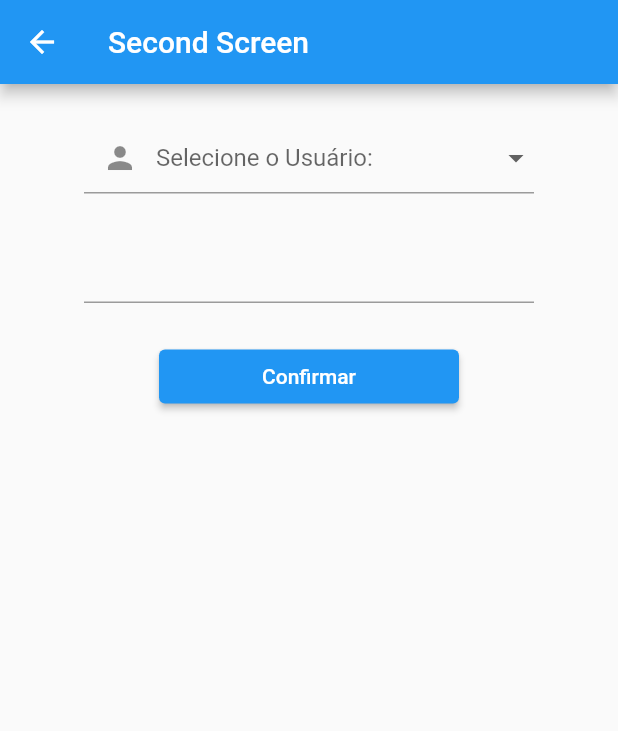
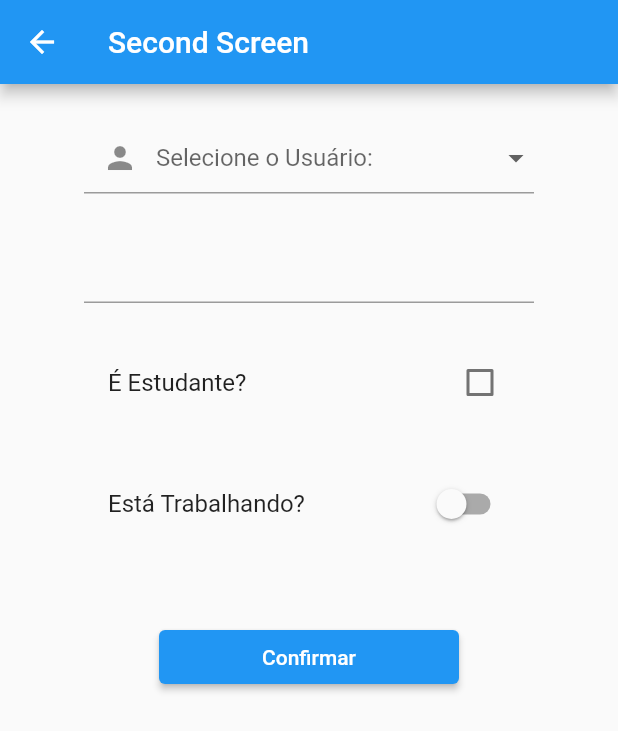
Before and after one commit to tomazjr/widgets_examples, a Flutter app: the SecondScreen screen opened directly, on a phone screen of 412 x 824 dp. Shown: the top 731 px of the screen. Run offline on Flutter 3.47's test engine with Material 2 defaults, Android fonts, the light colour scheme and no system bars.

Commit message:
Created custom checkbox and switch list tile widgets

```diff
--- /dev/null
+++ b/lib/custom_checkbox_list_tile.dart
@@ -0,0 +1,34 @@
+import 'package:flutter/material.dart';
+
+class CustomCheckboxListTile extends StatelessWidget {
+  final bool? value;
+  final ValueChanged<bool?>? onChanged;
+  final Widget? title;
+  final Color? tileColor;
+  const CustomCheckboxListTile({
+    super.key,
+    required this.value,
+    required this.onChanged,
+    this.title,
+    this.tileColor,
+  });
+
+  @override
+  Widget build(BuildContext context) {
+    /// A CheckboxListTile requires a Material widget ancestor in the tree
+    /// to paint itself on, which is typically provided by the app's Scaffold.
+    return Material(
+      child: SizedBox(
+        width: 300,
+        child: CheckboxListTile(
+          value: value,
+          onChanged: (bool? newValue) {
+            onChanged!(newValue);
+          },
+          title: title,
+          tileColor: tileColor,
+        ),
+      ),
+    );
+  }
+}
--- /dev/null
+++ b/lib/custom_switch_list_tile.dart
@@ -0,0 +1,34 @@
+import 'package:flutter/material.dart';
+
+class CustomSwitchListTile extends StatelessWidget {
+  final bool value;
+  final ValueChanged<bool> onChanged;
+  final Widget? title;
+  final Color? tileColor;
+  const CustomSwitchListTile({
+    super.key,
+    required this.value,
+    required this.onChanged,
+    this.title,
+    this.tileColor,
+  });
+
+  @override
+  Widget build(BuildContext context) {
+    /// A SwitchListTile requires a Material widget ancestor in the tree
+    /// to paint itself on, which is typically provided by the app's Scaffold.
+    return Material(
+      child: SizedBox(
+        width: 300,
+        child: SwitchListTile(
+          value: value,
+          onChanged: (bool newValue) {
+            onChanged(newValue);
+          },
+          title: title,
+          tileColor: tileColor,
+        ),
+      ),
+    );
+  }
+}
--- a/lib/second_screen.dart
+++ b/lib/second_screen.dart
@@ -1,15 +1,25 @@
 import 'package:flutter/material.dart';
+import 'package:widgets_examples/custom_checkbox_list_tile.dart';
 import 'package:widgets_examples/custom_dropdown_button_form_field.dart';
+import 'package:widgets_examples/custom_switch_list_tile.dart';
 import 'package:widgets_examples/custom_text_button.dart';
 import 'package:widgets_examples/custom_text_form_field.dart';
 
-class SecondScreen extends StatelessWidget {
+class SecondScreen extends StatefulWidget {
   const SecondScreen({super.key});
 
   @override
+  State<SecondScreen> createState() => _SecondScreenState();
+}
+
+class _SecondScreenState extends State<SecondScreen> {
+  List<String>? items = ['João', 'Maria', 'Ana', 'José'];
+  TextEditingController birthdayController = TextEditingController();
+  String? userName = '';
+  bool? isStudent = false;
+  bool? isWorking = false;
+  @override
   Widget build(BuildContext context) {
-    List<String>? items = ['João', 'Maria', 'Ana', 'José'];
-    TextEditingController birthdayController = TextEditingController();
     return Scaffold(
       appBar: AppBar(
         title: const Text('Second Screen'),
@@ -21,10 +31,12 @@ class SecondScreen extends StatelessWidget {
               const SizedBox(
                 height: 25,
               ),
+
+              /// Pode ser usado apenas em uma tela Stateless
               CustomDropdownButtonFormField(
                 hint: const Text('Selecione o Usuário:'),
                 prefixIcon: const Icon(Icons.person),
-                items: items.map<DropdownMenuItem<String>>(
+                items: items?.map<DropdownMenuItem<String>>(
                   (String? value) {
                     return DropdownMenuItem<String>(
                       value: value,
@@ -32,23 +44,58 @@ class SecondScreen extends StatelessWidget {
                     );
                   },
                 ).toList(),
-                onChanged: (dynamic value) {},
+                onChanged: (dynamic value) {
+                  userName = value;
+                },
               ),
               const SizedBox(
                 height: 25,
               ),
+
+              /// Pode ser usado apenas em uma tela Stateless
               CustomTextFormField(
                 controller: birthdayController,
               ),
               const SizedBox(
                 height: 25,
               ),
+              CustomCheckboxListTile(
+                value: isStudent,
+                onChanged: (bool? newValue) {
+                  setState(() {
+                    isStudent = newValue;
+                  });
+                },
+                title: const Text('É Estudante?'),
+                // tileColor: Colors.green,
+              ),
+              const SizedBox(
+                height: 25,
+              ),
+              CustomSwitchListTile(
+                value: isWorking!,
+                onChanged: (bool newValue) {
+                  setState(() {
+                    isWorking = newValue;
+                  });
+                },
+                title: const Text('Está Trabalhando?'),
+                // tileColor: Colors.green,
+              ),
+              const SizedBox(
+                height: 50,
+              ),
               CustomTextButton(
-                onPressed: () {},
+                onPressed: () {
+                  print('UserName: $userName');
+                  print('Nascimento: ${birthdayController.text}');
+                  print('É Estudante: $isStudent');
+                  print('Está Trabalhando: $isWorking');
+                },
                 child: const Text('Confirmar'),
               ),
               const SizedBox(
-                height: 50,
+                height: 25,
               ),
             ],
           ),
@@ -56,4 +103,10 @@ class SecondScreen extends StatelessWidget {
       ),
     );
   }
+
+  @override
+  void dispose() {
+    birthdayController.dispose();
+    super.dispose();
+  }
 }
```
